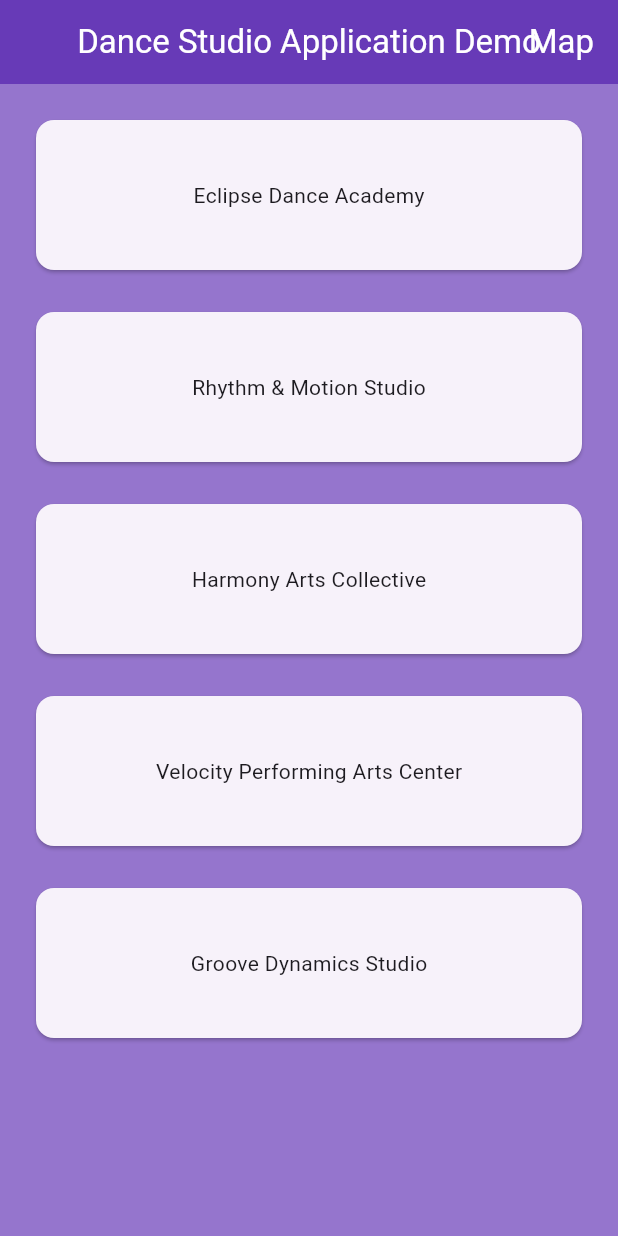
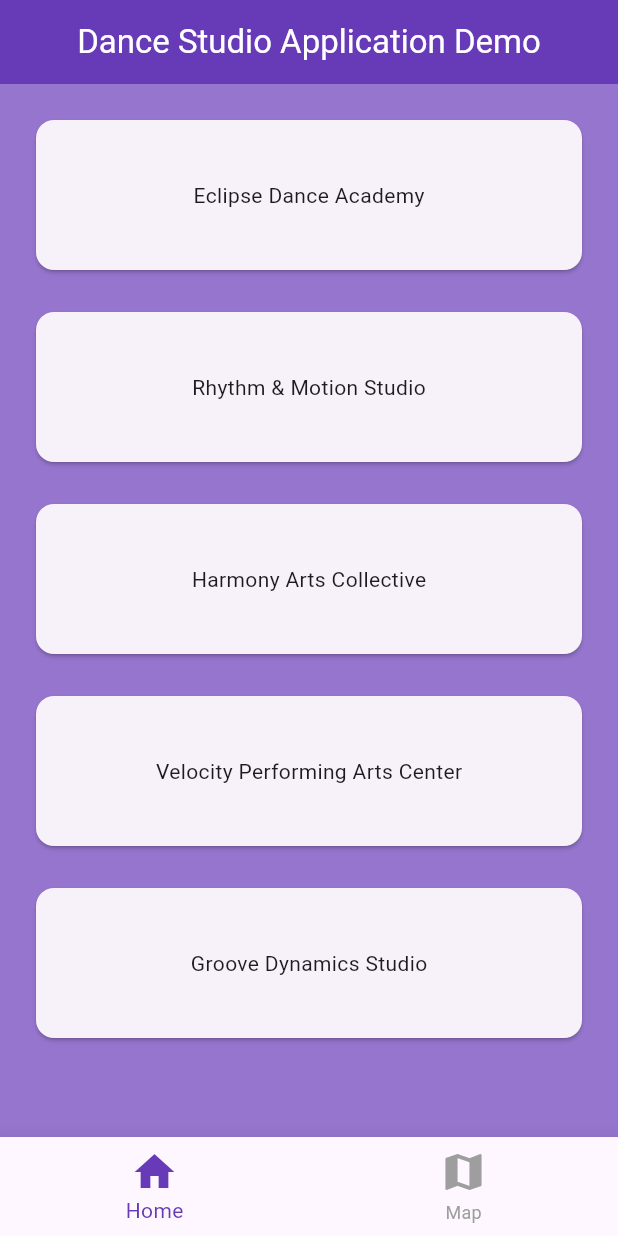
Before and after one commit to eclausse/mimiq_dance_app, a Flutter app: the screen it shows after launch, on a phone screen of 412 x 824 dp. Run offline on Flutter 3.47's test engine with Material 3 defaults, Android fonts, the phone set to English and light mode, and no system bars; our stand-ins replace google_maps_flutter.

```diff
--- a/lib/main.dart
+++ b/lib/main.dart
@@ -1,15 +1,30 @@
 import 'package:flutter/material.dart';
 
-import 'views/home_view.dart';
+import 'package:mimiq_dance/views/home_view.dart';
+import 'package:mimiq_dance/views/map_view.dart';
 
 void main() {
   runApp(const MyApp());
 }
 
-class MyApp extends StatelessWidget {
+class MyApp extends StatefulWidget {
   const MyApp({super.key});
 
   @override
+  State<MyApp> createState() => _MyAppState();
+}
+
+class _MyAppState extends State<MyApp> {
+
+  int _currentIndex = 0;
+
+  setCurrentIndex(int index) {
+    setState(() {
+      _currentIndex = index;
+    });
+  }
+
+   @override
   Widget build(BuildContext context) {
     return MaterialApp(
       debugShowCheckedModeBanner: false,
@@ -17,7 +32,30 @@ class MyApp extends StatelessWidget {
       theme: ThemeData(
         primarySwatch: Colors.blue,
       ),
-      home: HomeView(),
+      home: Scaffold(
+        body: [
+          HomeView(),
+          MapView(),
+        ][_currentIndex],
+        bottomNavigationBar: BottomNavigationBar(
+          currentIndex: _currentIndex,
+          onTap: (index) => setCurrentIndex(index),
+          elevation: 10,
+          iconSize: 32,
+          selectedItemColor: Colors.deepPurple,
+          unselectedItemColor: Colors.grey,
+          items: const [
+            BottomNavigationBarItem(
+              icon: Icon(Icons.home),
+              label: "Home",
+              ),
+            BottomNavigationBarItem(
+              icon: Icon(Icons.map),
+              label: "Map"
+            )
+          ],
+        ),
+      ),
     );
   }
 }
--- a/lib/views/home_view.dart
+++ b/lib/views/home_view.dart
@@ -20,21 +20,9 @@ class HomeView extends StatelessWidget {
     return Scaffold(
       backgroundColor: Colors.deepPurple.shade300,
       appBar: AppBar(
-        title: Stack(
-          children: [
-            const Align(
+        title: const Center(
               child: Text("Dance Studio Application Demo"),
             ),
-            Positioned(
-              right: 0,
-              child: GestureDetector(
-                child: const Text("Map"),
-                onTap: () => {
-                  Navigator.of(context).push( MaterialPageRoute(builder: (context) => MapView()))
-                  }
-                )
-              )
-          ]),
         backgroundColor: Colors.deepPurple,
         foregroundColor: Colors.white,
       ),
```
